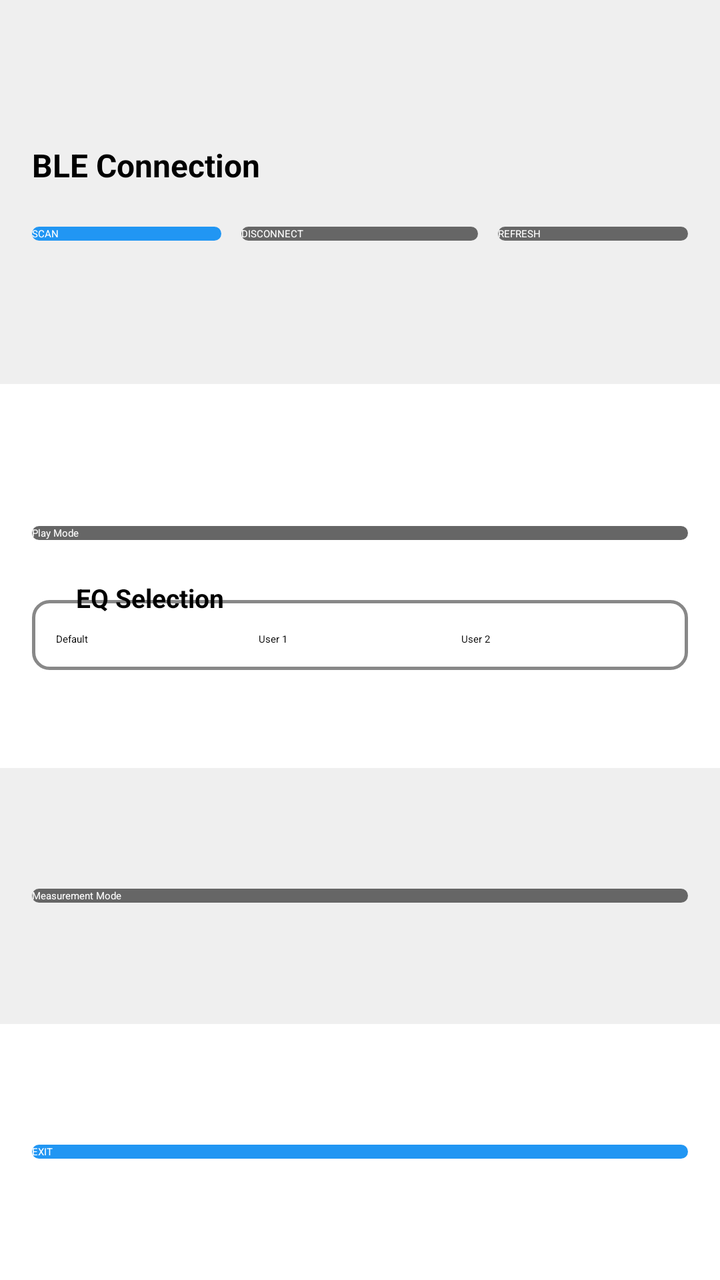
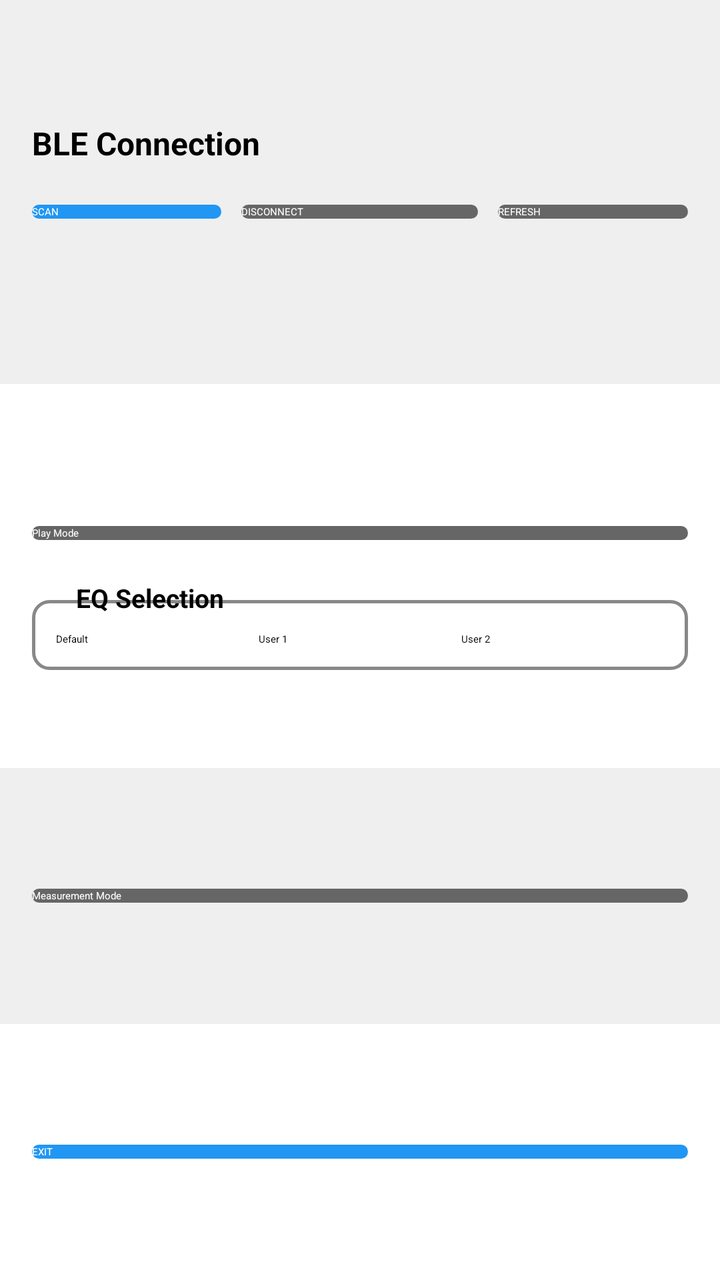

Compare the two renders of this Android layout. The source of the first and the diff that turns it into the second are given below.
<!-- AndroidManifest.xml: activity theme Theme.App.Starting -->
<!-- res/layout/activity_main.xml -->
<?xml version="1.0" encoding="utf-8"?>
<LinearLayout xmlns:android="http://schemas.android.com/apk/res/android"
    android:layout_width="match_parent"
    android:layout_height="match_parent"
    android:orientation="vertical">

    
    
    
    <LinearLayout
        android:layout_width="match_parent"
        android:layout_height="0dp"
        android:layout_weight="3"
        android:background="#10000000"
        android:gravity="center"
        android:orientation="vertical">

        <TextView
            android:id="@+id/textView"
            android:layout_width="match_parent"
            android:layout_height="wrap_content"
            android:layout_marginLeft="16dp"
            android:layout_marginRight="16dp"
            android:layout_marginBottom="20dp"
            android:text="@string/ble_connection"
            android:textColor="@color/black"
            android:textSize="16sp"
            android:textStyle="bold" />

        <LinearLayout
            android:layout_width="match_parent"
            android:layout_height="wrap_content"
            android:layout_marginLeft="16dp"
            android:layout_marginRight="16dp"
            android:orientation="horizontal">

            <android.widget.Button
                android:id="@+id/btnBLEScan"
                android:layout_width="0dp"
                android:layout_height="wrap_content"
                android:layout_gravity="center"
                android:layout_marginRight="10dp"
                android:layout_weight="4"
                android:background="@drawable/bg_button_connected"
                android:text="@string/btn_ble_scan"
                android:textColor="@color/btn_text_color" />

            <android.widget.Button
                android:id="@+id/btnBLEDisconnect"
                android:layout_width="0dp"
                android:layout_height="wrap_content"
                android:layout_gravity="center"
                android:layout_weight="5"
                android:background="@drawable/bg_button_not_connected"
                android:text="@string/btn_ble_disconnect"
                android:textColor="@color/btn_text_color" />

            <android.widget.Button
                android:id="@+id/btnBLERefresh"
                android:layout_width="0dp"
                android:layout_height="wrap_content"
                android:layout_gravity="center"
                android:layout_marginLeft="10dp"
                android:layout_weight="4"
                android:background="@drawable/bg_button_not_connected"
                android:text="@string/btn_ble_refresh"
                android:textColor="@color/btn_text_color" />
        </LinearLayout>

    </LinearLayout>

    
    
    
    <LinearLayout
        android:layout_width="match_parent"
        android:layout_height="0dp"
        android:layout_weight="3"
        android:gravity="center"
        android:orientation="vertical"
        android:padding="16dp">

        
        <LinearLayout
            android:layout_width="match_parent"
            android:layout_height="0dp"
            android:layout_marginBottom="10dp"
            android:layout_weight="4"
            android:gravity="bottom">

            <android.widget.Button
                android:id="@+id/btnPlayMode"
                android:layout_width="match_parent"
                android:layout_height="wrap_content"
                android:layout_alignParentTop="true"
                android:layout_centerHorizontal="true"
                android:layout_weight="1"
                android:background="@drawable/bg_button_not_connected"
                android:text="@string/play_mode"
                android:textColor="@color/btn_text_color" />
        </LinearLayout>

        <LinearLayout
            android:layout_width="match_parent"
            android:layout_height="0dp"
            android:layout_marginTop="10dp"
            android:layout_weight="5"
            android:gravity="top">

            <RelativeLayout
                android:id="@+id/containerEqGroup"
                android:layout_width="match_parent"
                android:layout_height="wrap_content"
                android:layout_alignParentBottom="true"
                android:layout_weight="1">

                
                <LinearLayout
                    android:id="@+id/boxEqBorder"
                    android:layout_width="match_parent"
                    android:layout_height="wrap_content"
                    android:layout_marginTop="10dp"
                    android:background="@drawable/border_eq_group"
                    android:orientation="vertical"
                    android:paddingStart="12dp"
                    android:paddingTop="16dp"
                    android:paddingEnd="12dp"
                    android:paddingBottom="12dp">

                    
                    <RadioGroup
                        android:id="@+id/radioGroupEqSelection"
                        android:layout_width="match_parent"
                        android:layout_height="wrap_content"
                        android:orientation="horizontal">

                        <RadioButton
                            android:id="@+id/radioEQDefault"
                            android:layout_width="0dp"
                            android:layout_height="wrap_content"
                            android:layout_weight="1"
                            android:checked="true"
                            android:text="@string/eq_default" />

                        <RadioButton
                            android:id="@+id/radioEQUser1"
                            android:layout_width="0dp"
                            android:layout_height="wrap_content"
                            android:layout_weight="1"
                            android:text="@string/eq_user1" />

                        <RadioButton
                            android:id="@+id/radioEQUser2"
                            android:layout_width="0dp"
                            android:layout_height="wrap_content"
                            android:layout_weight="1"
                            android:text="@string/eq_user2" />
                    </RadioGroup>
                </LinearLayout>

                
                <TextView
                    android:id="@+id/tvEqSelectionTitle"
                    android:layout_width="wrap_content"
                    android:layout_height="wrap_content"
                    android:layout_alignParentStart="true"
                    android:layout_alignParentTop="true"
                    android:layout_marginStart="16dp"
                    android:background="?android:attr/windowBackground"
                    android:paddingStart="6dp"
                    android:paddingEnd="6dp"
                    android:text="@string/eq_selection"
                    android:textColor="@android:color/black"
                    android:textSize="13sp"
                    android:textStyle="bold" />

            </RelativeLayout>
        </LinearLayout>

        
    </LinearLayout>

    
    
    
    <LinearLayout
        android:layout_width="match_parent"
        android:layout_height="0dp"
        android:layout_weight="2"
        android:background="#10000000"
        android:gravity="center"
        android:orientation="vertical">

        <android.widget.Button
            android:id="@+id/btnMeasurementMode"
            android:layout_width="match_parent"
            android:layout_height="wrap_content"
            android:layout_gravity="center"
            android:layout_marginLeft="16dp"
            android:layout_marginRight="16dp"
            android:background="@drawable/bg_button_not_connected"
            android:text="@string/measurement_mode"
            android:textColor="@color/btn_text_color" />
    </LinearLayout>

    
    
    
    <LinearLayout
        android:layout_width="match_parent"
        android:layout_height="0dp"
        android:layout_weight="2"
        android:gravity="center"
        android:orientation="vertical">

        <android.widget.Button
            android:id="@+id/btnExit"
            android:layout_width="match_parent"
            android:layout_height="wrap_content"
            android:layout_gravity="center"
            android:layout_marginLeft="16dp"
            android:layout_marginRight="16dp"
            android:background="@drawable/bg_button_connected"
            android:text="@string/exit"
            android:textColor="@color/btn_text_color" />
    </LinearLayout>

</LinearLayout>
<!-- resources referenced by this layout -->
<resources>
  <color name="black">#FF000000</color>
  <color name="btn_text_color">#FFFFFFFF</color>
  <!-- drawable bg_button_connected (drawable) -->
  <?xml version="1.0" encoding="utf-8"?>
  <selector xmlns:android="http://schemas.android.com/apk/res/android">
  
      
      <item android:state_pressed="true">
          <shape android:shape="rectangle">
              <solid android:color="#2196F3" /> 
              <corners android:radius="24dp" /> 
          </shape>
      </item>
  
      
      <item>
          <shape android:shape="rectangle">
              <solid android:color="#2196F3" /> 
              <corners android:radius="24dp" /> 
          </shape>
      </item>
  
  </selector>
  <!-- drawable bg_button_not_connected (drawable) -->
  <?xml version="1.0" encoding="utf-8"?>
  <selector xmlns:android="http://schemas.android.com/apk/res/android">
  
      
      <item android:state_pressed="true">
          <shape android:shape="rectangle">
              <solid android:color="#FF666666" /> 
              <corners android:radius="24dp" /> 
          </shape>
      </item>
  
      
      <item>
          <shape android:shape="rectangle">
              <solid android:color="#FF666666" /> 
              <corners android:radius="24dp" /> 
          </shape>
      </item>
  
  </selector>
  <!-- drawable border_eq_group (drawable) -->
  <?xml version="1.0" encoding="utf-8"?>
  <shape xmlns:android="http://schemas.android.com/apk/res/android"
      android:shape="rectangle">
      <solid android:color="@android:color/transparent" />
      <stroke
          android:width="1.5dp"
          android:color="#888888" /> 
      <corners android:radius="8dp" /> 
  </shape>
  <string name="ble_connection">BLE Connection</string>
  <string name="btn_ble_disconnect">DISCONNECT</string>
  <string name="btn_ble_refresh">REFRESH</string>
  <string name="btn_ble_scan">SCAN</string>
  <string name="eq_default">Default</string>
  <string name="eq_selection">EQ Selection</string>
  <string name="eq_user1">User 1</string>
  <string name="eq_user2">User 2</string>
  <string name="exit">EXIT</string>
  <string name="measurement_mode">Measurement Mode</string>
  <string name="play_mode">Play Mode</string>
  <style name="Theme.App.Starting" parent="Theme.SplashScreen">
          
          <item name="windowSplashScreenBackground">#FFFFFF</item>
  
          
          <item name="windowSplashScreenIconBackgroundColor">#FFFFFF</item>
  
          
          <item name="windowSplashScreenAnimatedIcon">@drawable/ic_expamedia_logo</item>
  
          
          <item name="postSplashScreenTheme">@style/Theme.RoomEqualizer</item>
      </style>
  <!-- drawable ic_expamedia_logo: png bitmap (drawable, 61023 bytes) -->
  <style name="Theme.RoomEqualizer" parent="Theme.AppCompat.DayNight.NoActionBar">
          
          <item name="colorPrimary">@color/purple_500</item>
          <item name="colorPrimaryDark">@color/purple_700</item>
          <item name="colorAccent">@color/teal_200</item>
      </style>
  <color name="purple_500">#FF6200EE</color>
  <color name="purple_700">#FF3700B3</color>
  <color name="teal_200">#FF03DAC5</color>
</resources>

<!-- the commit's change to res/layout/activity_main.xml (unified diff, before → after) -->
@@ -20,6 +20,7 @@
             android:layout_width="match_parent"
             android:layout_height="wrap_content"
             android:layout_marginLeft="16dp"
+            android:layout_marginTop="10dp"
             android:layout_marginRight="16dp"
             android:layout_marginBottom="20dp"
             android:text="@string/ble_connection"
@@ -32,40 +33,57 @@
             android:layout_height="wrap_content"
             android:layout_marginLeft="16dp"
             android:layout_marginRight="16dp"
-            android:orientation="horizontal">
-
-            <android.widget.Button
-                android:id="@+id/btnBLEScan"
-                android:layout_width="0dp"
+            android:orientation="vertical">
+
+            <LinearLayout
+                android:layout_width="match_parent"
                 android:layout_height="wrap_content"
-                android:layout_gravity="center"
-                android:layout_marginRight="10dp"
-                android:layout_weight="4"
-                android:background="@drawable/bg_button_connected"
-                android:text="@string/btn_ble_scan"
-                android:textColor="@color/btn_text_color" />
-
-            <android.widget.Button
-                android:id="@+id/btnBLEDisconnect"
-                android:layout_width="0dp"
-                android:layout_height="wrap_content"
-                android:layout_gravity="center"
-                android:layout_weight="5"
-                android:background="@drawable/bg_button_not_connected"
-                android:text="@string/btn_ble_disconnect"
-                android:textColor="@color/btn_text_color" />
-
-            <android.widget.Button
-                android:id="@+id/btnBLERefresh"
-                android:layout_width="0dp"
-                android:layout_height="wrap_content"
-                android:layout_gravity="center"
-                android:layout_marginLeft="10dp"
-                android:layout_weight="4"
-                android:background="@drawable/bg_button_not_connected"
-                android:text="@string/btn_ble_refresh"
-                android:textColor="@color/btn_text_color" />
+                android:orientation="horizontal">
+
+                <android.widget.Button
+                    android:id="@+id/btnBLEScan"
+                    android:layout_width="0dp"
+                    android:layout_height="wrap_content"
+                    android:layout_gravity="center"
+                    android:layout_marginRight="10dp"
+                    android:layout_weight="4"
+                    android:background="@drawable/bg_button_connected"
+                    android:text="@string/btn_ble_scan"
+                    android:textColor="@color/btn_text_color" />
+
+                <android.widget.Button
+                    android:id="@+id/btnBLEDisconnect"
+                    android:layout_width="0dp"
+                    android:layout_height="wrap_content"
+                    android:layout_gravity="center"
+                    android:layout_weight="5"
+                    android:background="@drawable/bg_button_not_connected"
+                    android:text="@string/btn_ble_disconnect"
+                    android:textColor="@color/btn_text_color" />
+
+                <android.widget.Button
+                    android:id="@+id/btnBLERefresh"
+                    android:layout_width="0dp"
+                    android:layout_height="wrap_content"
+                    android:layout_gravity="center"
+                    android:layout_marginLeft="10dp"
+                    android:layout_weight="4"
+                    android:background="@drawable/bg_button_not_connected"
+                    android:text="@string/btn_ble_refresh"
+                    android:textColor="@color/btn_text_color" />
+
+            </LinearLayout>
+
         </LinearLayout>
+
+        <TextView
+            android:id="@+id/textViewBLEName"
+            android:layout_width="match_parent"
+            android:layout_height="wrap_content"
+            android:layout_marginTop="10dp"
+            android:gravity="center"
+            android:textColor="@color/black"
+            android:textSize="16sp" />
 
     </LinearLayout>
 
